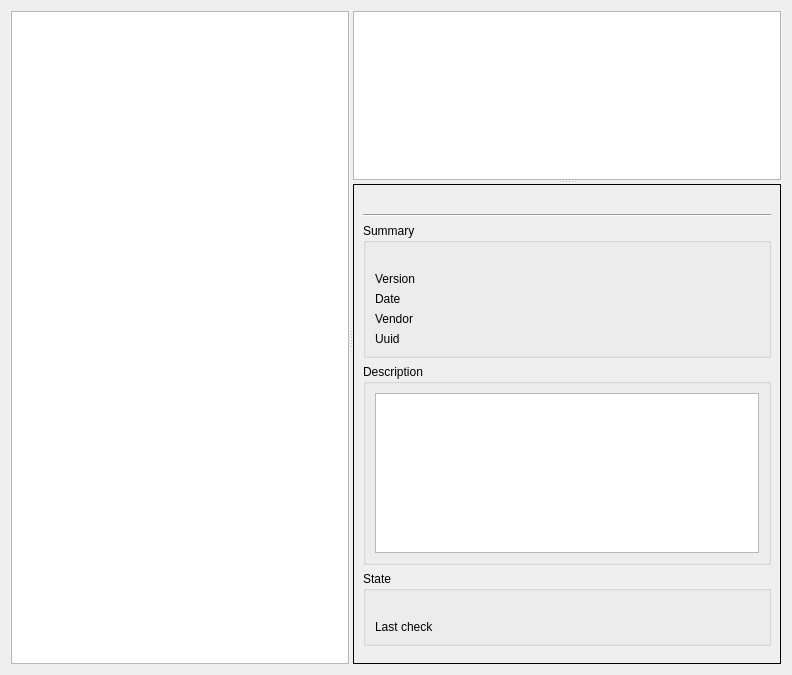
The window that libs/datapackutils/widgets/servereditor.ui (FreeHealth/freehealth) describes before a commit, drawn with Qt 5.
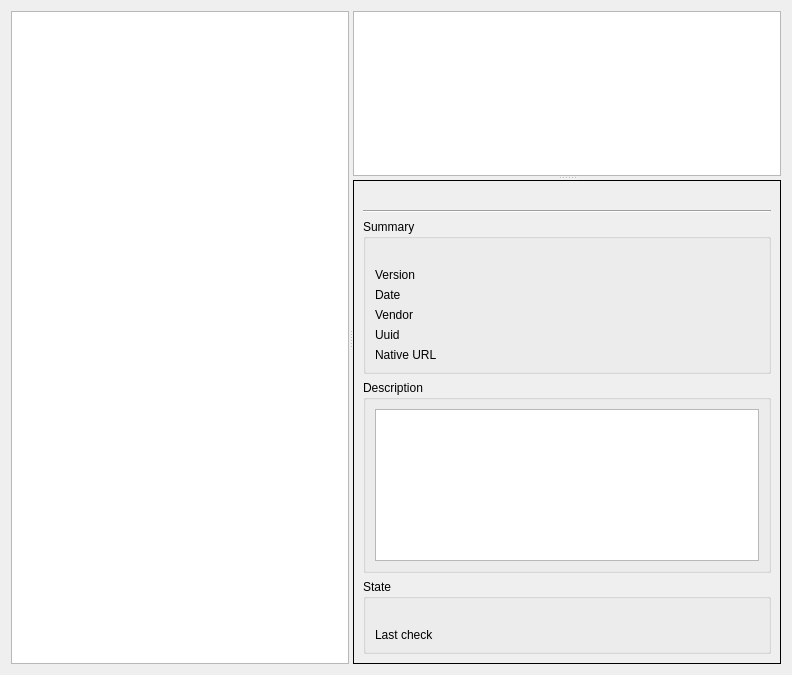
The same window after the commit. Custom widgets are drawn as their Qt base class.

Commit message: DataPack: - Starting to split serverManager into IServerEngines: one local, one HTTP, one FTP - updating views - updating server and pack model - correctly managing the different path (install, cache)

The edit to the form file:
```diff
--- a/libs/datapackutils/widgets/servereditor.ui
+++ b/libs/datapackutils/widgets/servereditor.ui
@@ -24,7 +24,17 @@
       <property name="orientation">
        <enum>Qt::Vertical</enum>
       </property>
-      <widget class="QTreeView" name="packView"/>
+      <widget class="QListView" name="packView">
+       <property name="editTriggers">
+        <set>QAbstractItemView::NoEditTriggers</set>
+       </property>
+       <property name="alternatingRowColors">
+        <bool>true</bool>
+       </property>
+       <property name="uniformItemSizes">
+        <bool>true</bool>
+       </property>
+      </widget>
       <widget class="QStackedWidget" name="stackedWidget">
        <property name="frameShape">
         <enum>QFrame::Box</enum>
@@ -184,6 +194,23 @@
               </property>
              </widget>
             </item>
+            <item row="6" column="0">
+             <widget class="QLabel" name="label_5">
+              <property name="text">
+               <string>Native URL</string>
+              </property>
+             </widget>
+            </item>
+            <item row="6" column="1" colspan="3">
+             <widget class="QLabel" name="serverNativeUrl">
+              <property name="text">
+               <string/>
+              </property>
+              <property name="wordWrap">
+               <bool>true</bool>
+              </property>
+             </widget>
+            </item>
            </layout>
           </widget>
          </item>
```
Left out of the diff: 12 changed lines with no effect on the pictures. The commit also changes 24 other files.
